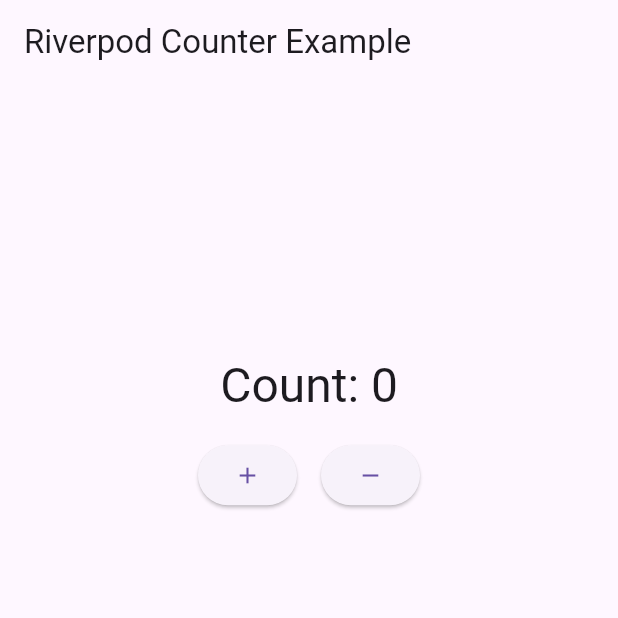
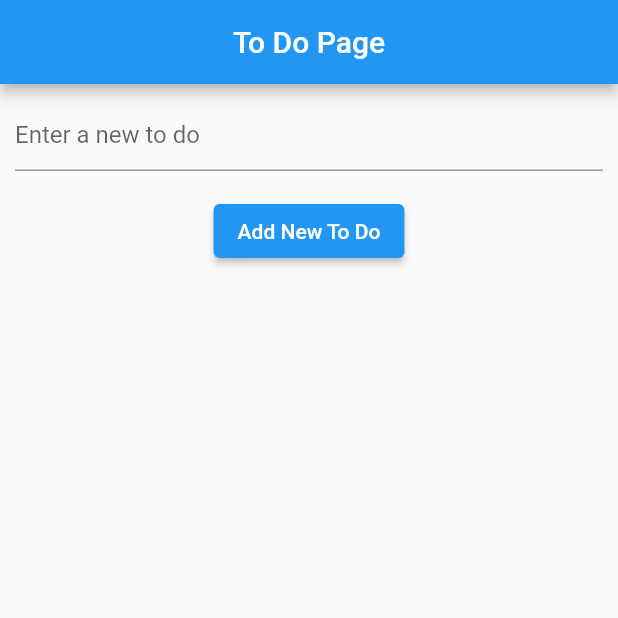
Before and after one commit to zippyflash82/flutter_riverpod_demo, a Flutter app: the screen it shows after launch, on a phone screen of 412 x 824 dp, the top half of it. Run offline on Flutter 3.47's test engine with Material 3 defaults, Android fonts, the phone set to English and light mode, and no system bars; our stand-ins replace flutter_riverpod, freezed_annotation, riverpod_annotation; generated files the repository leaves out were written again.

Commit message:
todo app using riverpod

```diff
--- a/lib/counter_page.dart
+++ /dev/null
@@ -1,48 +0,0 @@
-import 'package:flutter/material.dart';
-import 'package:flutter_riverpod/flutter_riverpod.dart';
-import 'counter_provider.dart';
-
-class CounterPage extends ConsumerWidget {
-  const CounterPage({super.key});
-
-  @override
-  Widget build(BuildContext context, WidgetRef ref) {
-    final counter = ref.watch(counterProvider.notifier);
-    final count = ref.watch(counterProvider);
-
-    return Scaffold(
-      appBar: AppBar(
-        title: const Text('Riverpod Counter Example'),
-      ),
-      body: Container(
-        padding: const EdgeInsets.all(16),
-        child: Column(
-          mainAxisAlignment: MainAxisAlignment.start,
-          crossAxisAlignment: CrossAxisAlignment.center,
-          children: [
-            SizedBox(height: MediaQuery.of(context).size.height * 0.2),
-            Text(
-              'Count: $count',
-              style: Theme.of(context).textTheme.headlineLarge,
-            ),
-            const SizedBox(height: 16),
-            Row(
-              mainAxisAlignment: MainAxisAlignment.center,
-              children: [
-                ElevatedButton(
-                  onPressed: () => counter.increment(),
-                  child: Icon(Icons.add),
-                ),
-                SizedBox(width: 16),
-                ElevatedButton(
-                  onPressed: () => counter.decrement(),
-                  child: Icon(Icons.remove),
-                )
-              ],
-            )
-          ],
-        ),
-      ),
-    );
-  }
-}
--- a/lib/counter_provider.dart
+++ /dev/null
@@ -1,12 +0,0 @@
-import 'package:riverpod_annotation/riverpod_annotation.dart';
-part 'counter_provider.g.dart';
-
-@riverpod
-class Counter extends _$Counter {
-  @override
-  int build() => 0;
-
-  void increment() => state++;
-
-  void decrement() => state--;
-}
--- /dev/null
+++ b/lib/data/models/todo.dart
@@ -0,0 +1,15 @@
+import 'package:freezed_annotation/freezed_annotation.dart';
+
+part 'todo.freezed.dart';
+part 'todo.g.dart';
+
+@freezed
+class TodoModel with _$TodoModel {
+  const factory TodoModel({
+    required String id,
+    required String description,
+    required bool completed,
+  }) = _TodoModel;
+
+  factory TodoModel.fromJson(Map<String, dynamic> json) => _$TodoModelFromJson(json);
+}
--- a/lib/main.dart
+++ b/lib/main.dart
@@ -1,6 +1,6 @@
 import 'package:flutter_riverpod/flutter_riverpod.dart';
 import 'package:flutter/material.dart';
-import 'package:flutter_riverpod_demo/counter_page.dart';
+import 'package:flutter_riverpod_demo/ui/todo_page.dart';
 
 
 void main() {
@@ -17,7 +17,11 @@
   @override
   Widget build(BuildContext context) {
     return MaterialApp(
-      home: const CounterPage(),
+      home: const TodoPage(),
+      theme: ThemeData(
+        primarySwatch: Colors.blue,
+        useMaterial3: false
+      ),
     );
   }
 }
--- /dev/null
+++ b/lib/ui/todo_page.dart
@@ -0,0 +1,63 @@
+import 'package:flutter/material.dart';
+import 'package:flutter_riverpod/flutter_riverpod.dart';
+import 'package:flutter_riverpod_demo/providers/todo_provider.dart';
+import 'package:flutter_riverpod_demo/ui/widgets/todo_view.dart';
+import '../data/models/todo.dart';
+
+class TodoPage extends ConsumerWidget {
+  const TodoPage({super.key});
+
+  @override
+  Widget build(BuildContext context, WidgetRef ref) {
+
+    final List<TodoModel> todos = ref.watch(toDoProvider);
+    final todoController = TextEditingController();
+
+    void onAdd(String value) {
+      if (value.isNotEmpty) {
+        ref.read(toDoProvider.notifier).add(value);
+        todoController.clear();
+      } else {
+        ScaffoldMessenger.of(context).showSnackBar(
+          SnackBar(
+            content: Text('Please enter a to do'),
+          ),
+        );
+      }
+    }
+
+    return Scaffold(
+        appBar: AppBar(
+          title: Text('To Do Page'),
+          centerTitle: true,
+        ),
+        body: Container(
+            padding: EdgeInsets.all(10),
+            child: Column(
+              children: [
+                TextField(
+                  decoration: InputDecoration(
+                    hintText: 'Enter a new to do',
+                  ),
+                  controller: todoController,
+                  onSubmitted: (value) => onAdd(value),
+                ),
+                SizedBox(
+                  height: 16,
+                ),
+                ElevatedButton(
+                    onPressed: () => onAdd(todoController.text),
+                    child: Text('Add New To Do')),
+                Expanded(
+                  child: ListView.builder(
+                    itemCount: todos.length,
+                    itemBuilder: (context, index) {
+                      final todo = todos[index];
+                      return TodoView(todo: todo);
+                    },
+                  ),
+                ),
+              ],
+            )));
+  }
+}
--- a/pubspec.yaml
+++ b/pubspec.yaml
@@ -34,12 +34,17 @@
   # The following adds the Cupertino Icons font to your application.
   # Use with the CupertinoIcons class for iOS style icons.
   cupertino_icons: ^1.0.8
+  freezed_annotation: ^2.4.4
+  json_annotation: ^4.9.0
   flutter_riverpod: ^2.4.10
+  fluttertoast: ^8.2.10
 
 dev_dependencies:
   flutter_test:
     sdk: flutter
+  freezed: ^2.5.7
   riverpod_generator: ^2.3.9
+  json_serializable: any
   build_runner: ^2.4.8
 
   # The "flutter_lints" package below contains a set of recommended lints to
```
Also changed, not shown: lib/providers/todo_provider.dart (added, +32 -0 lines), lib/ui/widgets/todo_view.dart (added, +27 -0 lines), lib/data/models/todo.freezed.dart (added), lib/data/models/todo.g.dart (added), lib/providers/todo_provider.g.dart, pubspec.lock.
